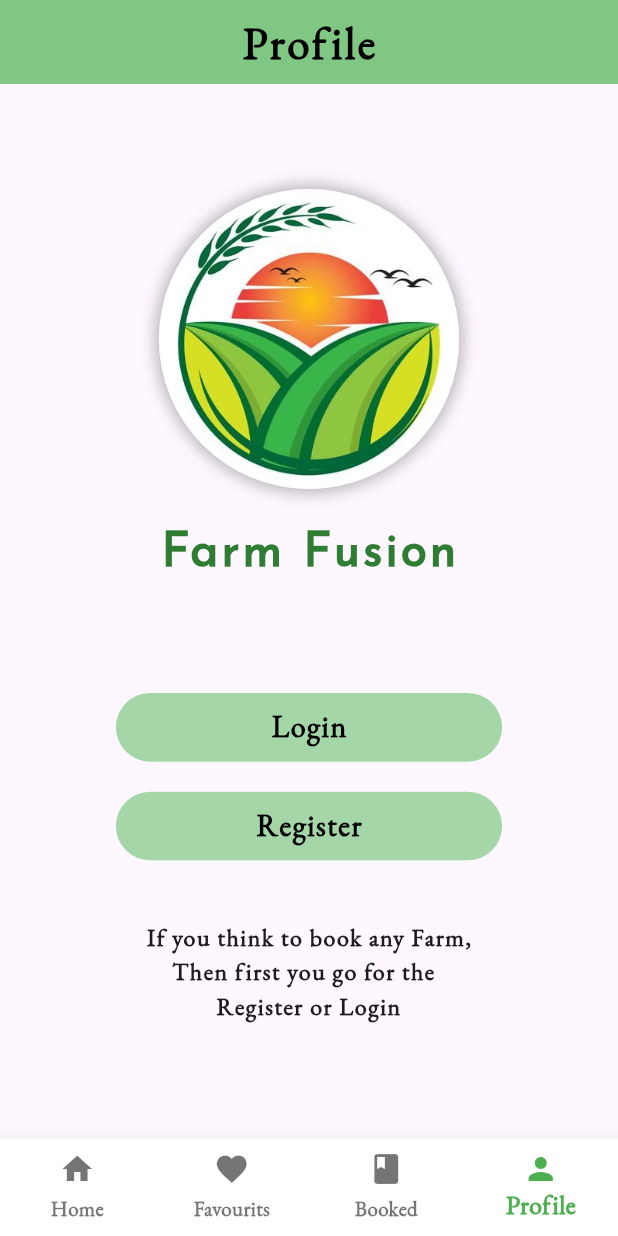
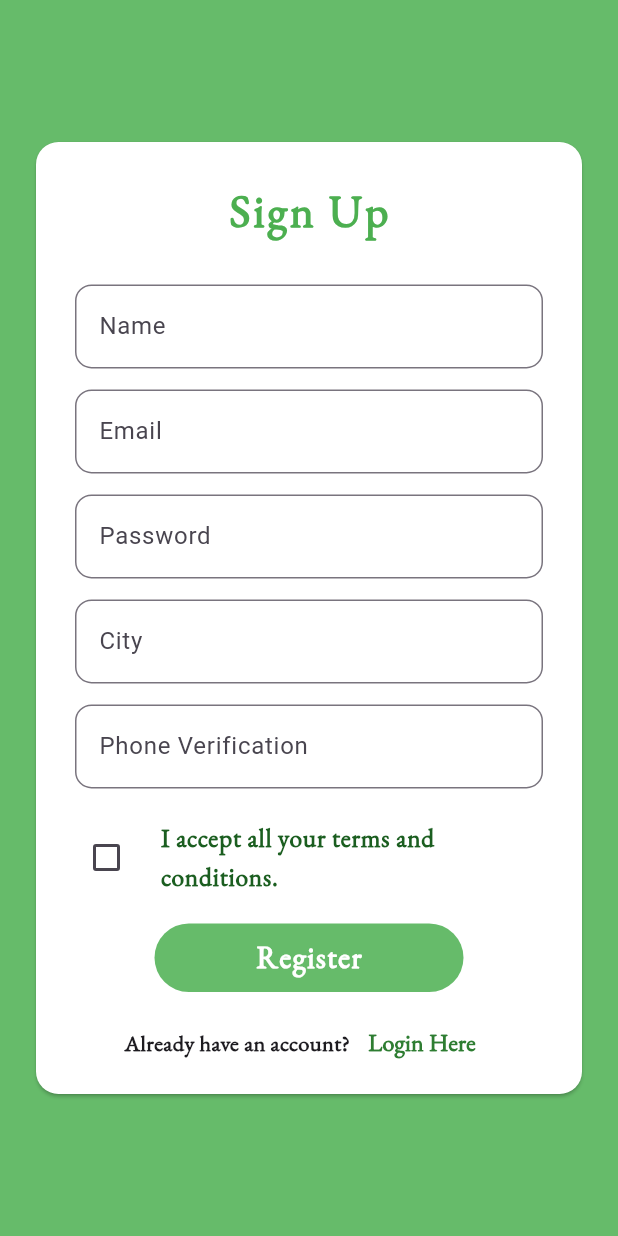
Before and after one commit to Parth-FlutterDeveloper/Farm_Fusion, a Flutter app: the screen it shows after launch, item 4 of the bottom bar chosen, after a tap on "Register", on a phone screen of 412 x 824 dp. Run offline on Flutter 3.47's test engine with Material 3 defaults, Android fonts, the light colour scheme and no system bars; our stand-ins replace another_carousel_pro, firebase_core, fluttertoast, get; accounts and stored records are empty.

Commit message:
12 Commit

```diff
--- a/lib/Routes/routes.dart
+++ b/lib/Routes/routes.dart
@@ -1,5 +1,6 @@
 
 import 'package:farm_booking_app/Routes/routes_name.dart';
+import 'package:farm_booking_app/Screens/register_screen.dart';
 import 'package:farm_booking_app/Screens/splash_screen.dart';
 import 'package:farm_booking_app/Widgets/Navbar%20Widget/navbar_widget.dart';
 import 'package:get/get.dart';
@@ -28,6 +29,13 @@
       page: () => LoginScreen(),
       transitionDuration: Duration(milliseconds: 250),
       transition: Transition.rightToLeftWithFade,
+    ),
+
+    GetPage(
+      name: RoutesName.registerScreen,
+      page: () => RegisterScreen(),
+      transitionDuration: Duration(milliseconds: 250),
+      transition: Transition.rightToLeftWithFade,
     )
 
   ];
--- a/lib/Routes/routes_name.dart
+++ b/lib/Routes/routes_name.dart
@@ -7,4 +7,6 @@
 
   static const String loginScreen = '/login_screen';
 
+  static const String registerScreen = '/register_screen';
+
 }
--- a/lib/Screens/Nav Screens/ul_profile_screen.dart
+++ b/lib/Screens/Nav Screens/ul_profile_screen.dart
@@ -91,7 +91,13 @@
                   backColor: Colors.green.shade200,
                   text: "Register",
                   onTap: () {
-                    print("sddddddddddddd");
+                    load = true;
+                    Get.toNamed(RoutesName.registerScreen.toString())!
+                        .then((value) {
+                      setState(() {
+                        load = false;
+                      });
+                    });
                   }
               ),
 
--- a/lib/Screens/login_screen.dart
+++ b/lib/Screens/login_screen.dart
@@ -12,29 +12,29 @@
 }
 
 class _LoginScreenState extends State<LoginScreen> {
-  bool load = false;
+  bool loading = false;
   final TextEditingController _emailController = TextEditingController();
   final TextEditingController _passwordController = TextEditingController();
   final GlobalKey<FormState> _formKey = GlobalKey<FormState>();
   var _isLoading = false.obs;
 
-  Future<void> _login() async {
-    if (_formKey.currentState!.validate()) {
-      _isLoading.value = true;
-
-      // try {
-      //   await FirebaseAuth.instance.signInWithEmailAndPassword(
-      //     email: _emailController.text,
-      //     password: _passwordController.text,
-      //   );
-      //   Get.offAllNamed(RoutesName.navbarWidget.toString());
-      // } on FirebaseAuthException catch (e) {
-      //   Get.snackbar('LOGIN FAILED!', 'Enter valid email and password',backgroundColor: Colors.white,colorText: Colors.red.shade500);
-      // } finally {
-      //   _isLoading.value = false;
-      // }
-    }
-  }
+  // Future<void> _login() async {
+  //   if (_formKey.currentState!.validate()) {
+  //     _isLoading.value = true;
+  //
+  //     try {
+  //       await FirebaseAuth.instance.signInWithEmailAndPassword(
+  //         email: _emailController.text,
+  //         password: _passwordController.text,
+  //       );
+  //       Get.offAllNamed(RoutesName.navbarWidget.toString());
+  //     } on FirebaseAuthException catch (e) {
+  //       Get.snackbar('LOGIN FAILED!', 'Enter valid email and password',backgroundColor: Colors.white,colorText: Colors.red.shade500);
+  //     } finally {
+  //       _isLoading.value = false;
+  //     }
+  //   }
+  // }
 
   @override
   Widget build(BuildContext context) {
@@ -43,14 +43,14 @@
       body: Center(
         child: SingleChildScrollView(
           child: Padding(
-            padding: const EdgeInsets.all(25.0),
+            padding: const EdgeInsets.all(20.0),
             child: Card(
               color: Colors.white,
               shape: RoundedRectangleBorder(
-                borderRadius: BorderRadius.circular(15.0),
+                borderRadius: BorderRadius.circular(21.0),
               ),
               child: Padding(
-                padding: const EdgeInsets.all(16.0),
+                padding: const EdgeInsets.only(left: 11,right: 11,top: 25,bottom: 10),
                 child: Form(
                   key: _formKey,
                   child: Column(
@@ -125,6 +125,7 @@
                       ButtonWidget(
                         text: "Log In",
                         width: 2,
+                        loading: loading,
                         txtColor: Colors.white,
                         backColor: Colors.green.shade400,
                         onTap: () {
@@ -132,7 +133,6 @@
 
                           }
                         },
-                        loading: load
                       ),
 
                       SizedBox(height: 5),
@@ -147,7 +147,7 @@
                           ),),
                           TextButton(
                             onPressed: () {
-                              // Get.toNamed(RoutesName.registrationScreen.toString());
+                              Get.offNamed(RoutesName.registerScreen.toString());
                             },
                             child: Text('Register Here',style: TextStyle(
                                 fontFamily: "LocalFont",
--- a/lib/Screens/register_screen.dart
+++ b/lib/Screens/register_screen.dart
@@ -0,0 +1,230 @@
+import 'package:farm_booking_app/Widgets/Common%20Widget/button_widget.dart';
+import 'package:farm_booking_app/Widgets/Common%20Widget/custom_text_field.dart';
+import 'package:flutter/material.dart';
+import 'package:get/get.dart';
+import '../Routes/routes_name.dart';
+
+class RegisterScreen extends StatefulWidget {
+  const RegisterScreen({super.key});
+
+  @override
+  State<RegisterScreen> createState() => _RegisterScreenState();
+}
+
+class _RegisterScreenState extends State<RegisterScreen> {
+
+  bool loading = false;
+  bool isChecked = false;
+  final _formKey = GlobalKey<FormState>();
+  final TextEditingController _nameController = TextEditingController();
+  final TextEditingController _emailController = TextEditingController();
+  final TextEditingController _phoneNumberController  = TextEditingController();
+  final TextEditingController _passwordController = TextEditingController();
+  final TextEditingController _confirmPasswordController = TextEditingController();
+
+  // Future<void> _signUp() async {
+  //   if (_formKey.currentState!.validate()) {
+  //     try {
+  //       UserCredential userCredential = await FirebaseAuth.instance.createUserWithEmailAndPassword(
+  //         email: _emailController.text,
+  //         password: _passwordController.text,
+  //       );
+  //       // Handle successful sign-up, e.g., navigate to another screen
+  //       ScaffoldMessenger.of(context).showSnackBar(SnackBar(content: Text("Successfully signed up")));
+  //       Get.toNamed(RoutesName.loginScreen.toString());
+  //     } on FirebaseAuthException catch (e) {
+  //       String message;
+  //       if (e.code == 'weak-password') {
+  //         message = 'The password provided is too weak.';
+  //       } else if (e.code == 'email-already-in-use') {
+  //         message = 'The account already exists for that email.';
+  //       } else {
+  //         message = e.message ?? 'An unknown error occurred.';
+  //       }
+  //       ScaffoldMessenger.of(context).showSnackBar(
+  //         SnackBar(content: Text(message)),
+  //       );
+  //     }
+  //   }
+  // }
+
+  @override
+  Widget build(BuildContext context) {
+    return Scaffold(
+      backgroundColor: Colors.green.shade400,
+      body: Center(
+        child: SingleChildScrollView(
+          child: Padding(
+            padding: const EdgeInsets.all(20.0),
+            child: Card(
+              color: Colors.white,
+              shape: RoundedRectangleBorder(
+                borderRadius: BorderRadius.circular(15.0),
+              ),
+              child: Padding(
+                padding: const EdgeInsets.only(left: 11,right: 11,top: 25,bottom: 10),
+                child: Form(
+                  key: _formKey,
+                  child: Column(
+                    mainAxisSize: MainAxisSize.min,
+                    children: <Widget>[
+
+                      const Text("Sign Up",style: TextStyle(
+                      fontSize: 30,
+                      fontWeight: FontWeight.bold,
+                      color: Colors.green,
+                      fontFamily: "LocalFont",
+                      letterSpacing: 2
+                      ),),
+                      SizedBox(height: 25),
+
+
+                      CustomTextField(
+                        label: 'Name',
+                        controller: _nameController,
+                        validator: (value) {
+                          if (value == null || value.isEmpty) {
+                            return 'Please enter your name';
+                          }
+                          return null;
+                        },
+                      ),
+                      SizedBox(height: 10),
+
+
+                      CustomTextField(
+                        label: 'Email',
+                        controller: _emailController,
+                        validator: (value) {
+                          if (value == null || value.isEmpty) {
+                            return 'Please enter your email';
+                          }
+                          if (!RegExp(r'^[^@]+@[^@]+\.[^@]+').hasMatch(value)) {
+                            return 'Please enter a valid email';
+                          }
+                          return null;
+                        },
+                      ),
+                      SizedBox(height: 10),
+
+
+                      CustomTextField(
+                        label: 'Password',
+                        controller: _passwordController,
+                        isPassword: true,
+                        validator: (value) {
+                          if (value == null || value.isEmpty) {
+                            return 'Please enter your password';
+                          }
+                          if (value.length < 6) {
+                            return 'Password must be at least 6 characters long';
+                          }
+                          return null;
+                        },
+                      ),
+                      const SizedBox(height: 10),
+
+
+                      CustomTextField(
+                        label: 'City',
+                        controller: _confirmPasswordController,
+                        isPassword: true,
+                        validator: (value) {
+                          if (value == null || value.isEmpty) {
+                            return 'Please enter your City';
+                          }
+                          return null;
+                        },
+                      ),
+                      SizedBox(height: 10),
+
+
+                      CustomTextField(
+                        label: 'Phone Verification',
+                        controller: _phoneNumberController,
+                        validator: (value) {
+                          if (value == null || value.isEmpty) {
+                            return 'Please enter your phone number';
+                          }
+                          if (!RegExp(r'^\+?[0-9]{10,13}$').hasMatch(value)) {
+                            return 'Please enter a valid phone number';
+                          }
+                          return null;
+                        },
+                      ),
+                      SizedBox(height: 10),
+
+
+                      CheckboxListTile(
+                        value: isChecked,
+                        onChanged: (value) {
+                          setState(() {
+                            isChecked = !isChecked;
+                          });
+                        },
+                        controlAffinity: ListTileControlAffinity.leading,
+                        activeColor: Colors.transparent,
+                        checkColor: Colors.green.shade900,
+                        title: Text('I accept all your terms and conditions.',
+                        style: TextStyle(
+                            fontFamily: "LocalFont",
+                            color: Colors.green.shade900,
+                            fontSize: 17,
+                            fontWeight: FontWeight.bold
+                        ),),
+                      ),
+
+                      const SizedBox(height: 10),
+
+                      ButtonWidget(
+                          text: "Register",
+                          width: 2,
+                          loading: loading,
+                          txtColor: Colors.white,
+                          backColor: Colors.green.shade400,
+                          onTap: () {
+                            // if(_formKey.currentState!.validate()){
+                            //   if(isChecked){
+                            //     Get.offNamed(RoutesName.loginScreen.toString());
+                            //   }
+                            // }
+                            if(isChecked){
+                              Get.offNamed(RoutesName.loginScreen.toString());
+                            }
+                          },
+                      ),
+
+                      const SizedBox(height: 10),
+
+                      Row(
+                        mainAxisAlignment: MainAxisAlignment.center,
+                        children: [
+                          Text("Already have an account?",style: TextStyle(
+                              fontFamily: "LocalFont",
+                              fontSize: 15,
+                              fontWeight: FontWeight.bold
+                          ),),
+                          TextButton(
+                            onPressed: () {
+                              Get.offNamed(RoutesName.loginScreen.toString());
+                            },
+                            child: Text('Login Here',style: TextStyle(
+                                fontFamily: "LocalFont",
+                                color: Colors.green.shade800,
+                                fontSize: 16,
+                                fontWeight: FontWeight.bold
+                            ),),
+                          ),
+                        ],
+                      ),
+                    ],
+                  ),
+                ),
+              ),
+            ),
+          ),
+        ),
+      ),
+    );
+  }
+}
--- a/lib/Screens/splash_screen.dart
+++ b/lib/Screens/splash_screen.dart
@@ -1,6 +1,5 @@
 import 'dart:async';
 import 'package:farm_booking_app/Routes/routes_name.dart';
-import 'package:farm_booking_app/Widgets/Splash%20Widgets/app_name_widget.dart';
 import 'package:flutter/material.dart';
 import 'package:get/get.dart';
 
@@ -32,7 +31,7 @@
         children: [
           Column(
             children: [
-              SizedBox(height: 180),
+              SizedBox(height: 190),
               Container(
                 height: 200,
                 decoration: BoxDecoration(
@@ -52,7 +51,29 @@
                 ),
               ),
               SizedBox(height: 27),
-              AppNameWidget(),
+              Container(
+                  padding: EdgeInsets.only(top: 5),
+                  width: 240,
+                  decoration: BoxDecoration(
+                      color: Colors.white,
+                      borderRadius: BorderRadius.circular(50),
+                      boxShadow: [
+                        BoxShadow(
+                            color: Colors.black26,
+                            blurRadius: 8,
+                            spreadRadius: 3
+                        )
+                      ]
+                  ),
+                  child: Center(
+                    child: Text("Farm Fusion",style: TextStyle(
+                        fontSize: 29,
+                        color: Colors.green,
+                        fontFamily: 'SplashFont',
+                        fontWeight: FontWeight.bold
+                    ),),
+                  )
+              ),
             ],
           ),
 
@@ -64,7 +85,7 @@
             style: TextStyle(
               color: Colors.green.shade900,
               fontFamily: 'SplashFont',
-              fontSize: 16,
+              fontSize: 16.5,
               fontWeight: FontWeight.bold
             ),),
           ),
--- a/lib/Widgets/Splash Widgets/app_name_widget.dart
+++ /dev/null
@@ -1,39 +0,0 @@
-import 'package:flutter/material.dart';
-
-class AppNameWidget extends StatefulWidget {
-  const AppNameWidget({super.key});
-
-  @override
-  State<AppNameWidget> createState() => _AppNameWidgetState();
-}
-
-class _AppNameWidgetState extends State<AppNameWidget> {
-  @override
-  Widget build(BuildContext context) {
-    return Center(
-      child: Container(
-          padding: EdgeInsets.symmetric(vertical: 5,horizontal: 10),
-          width: 240,
-          decoration: BoxDecoration(
-              color: Colors.white,
-              borderRadius: BorderRadius.circular(50),
-              boxShadow: [
-                BoxShadow(
-                    color: Colors.black26,
-                    blurRadius: 8,
-                    spreadRadius: 3
-                )
-              ]
-          ),
-          child: Center(
-            child: Text("Farm Fusion",style: TextStyle(
-                fontSize: 29,
-                color: Colors.green,
-                fontFamily: 'SplashFont',
-                fontWeight: FontWeight.bold
-            ),),
-          )
-      ),
-    );
-  }
-}
```
